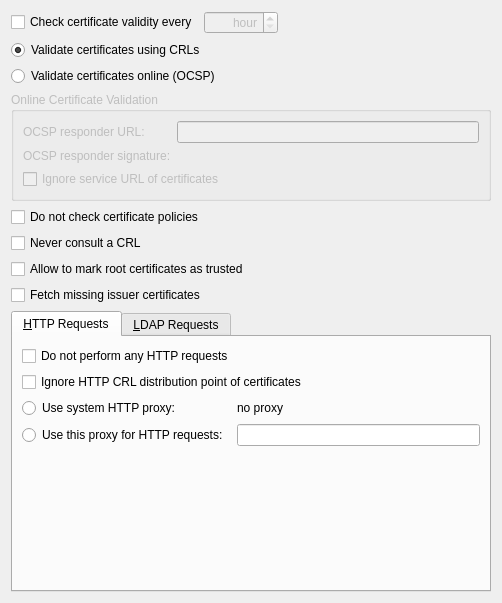
First picture: the form in src/conf/smimevalidationconfigurationwidget.ui, repository sensama/kleopatra, before the edit.
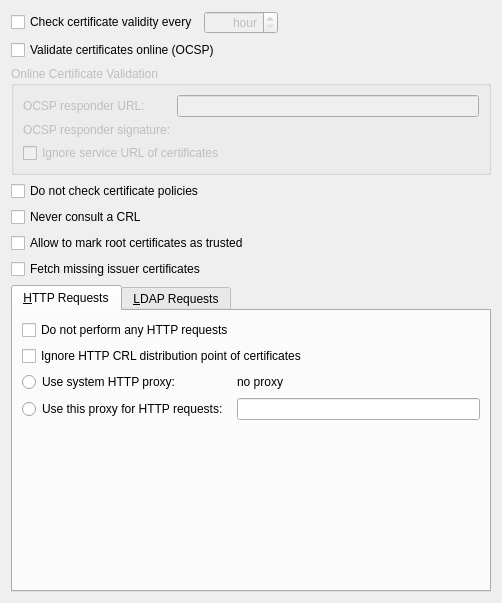
Second picture: the form after the edit. Custom widgets are drawn as their Qt base class.

Commit message:
Remove surplus "Validate certificates using CRLs" option
This option duplicated the "Never consult a CRL" option and was ignored.

GnuPG-bug-id: 4524

What changed in the file:
```diff
--- a/src/conf/smimevalidationconfigurationwidget.ui
+++ b/src/conf/smimevalidationconfigurationwidget.ui
@@ -63,20 +63,7 @@
     </layout>
    </item>
    <item>
-    <widget class="QRadioButton" name="CRLRB" >
-     <property name="whatsThis" >
-      <string>If this option is selected, S/MIME certificates are validated using Certificate Revocation Lists (CRLs).</string>
-     </property>
-     <property name="text" >
-      <string>Validate certificates using CRLs</string>
-     </property>
-     <property name="checked" >
-      <bool>true</bool>
-     </property>
-    </widget>
-   </item>
-   <item>
-    <widget class="QRadioButton" name="OCSPRB" >
+    <widget class="QCheckBox" name="OCSPCB" >
      <property name="whatsThis" >
       <string>If this option is selected, S/MIME certificates are validated online using the Online Certificates Status Protocol (OCSP). Fill in the URL of the OCSP responder below.</string>
      </property>
```
Left out of the diff: 4 changed lines with no effect on the pictures. The commit also changes 1 other file.
